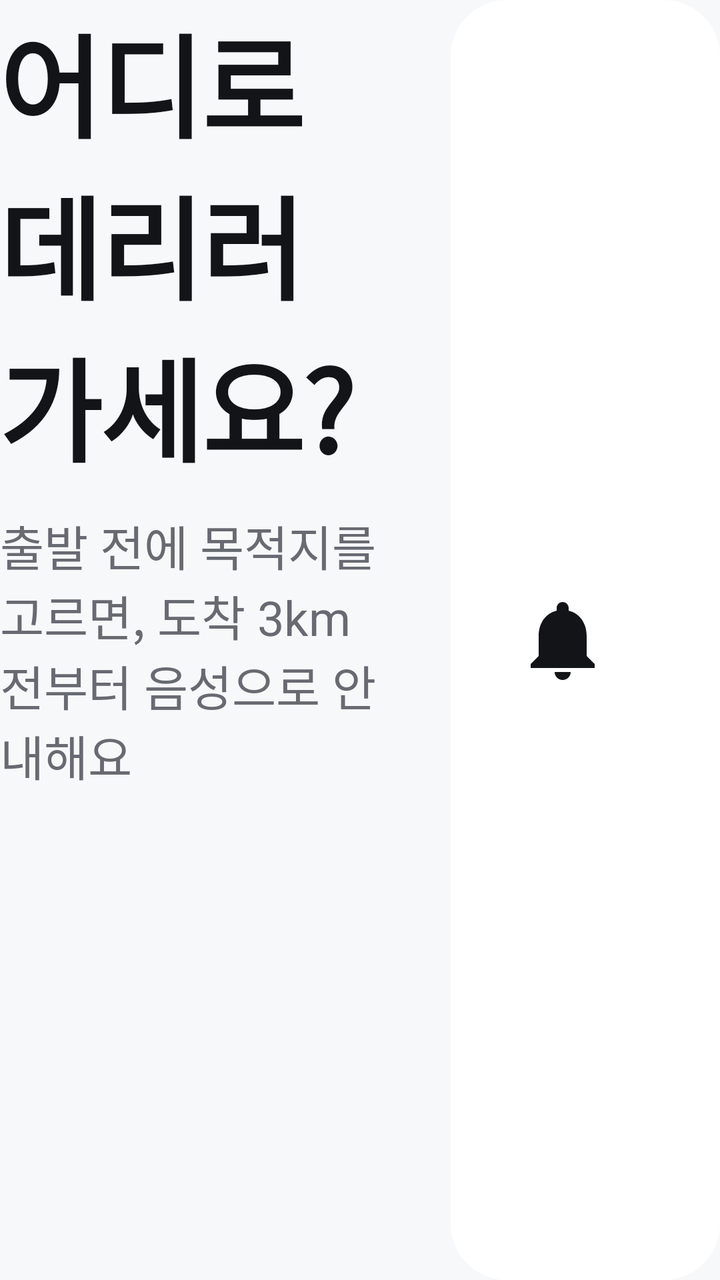
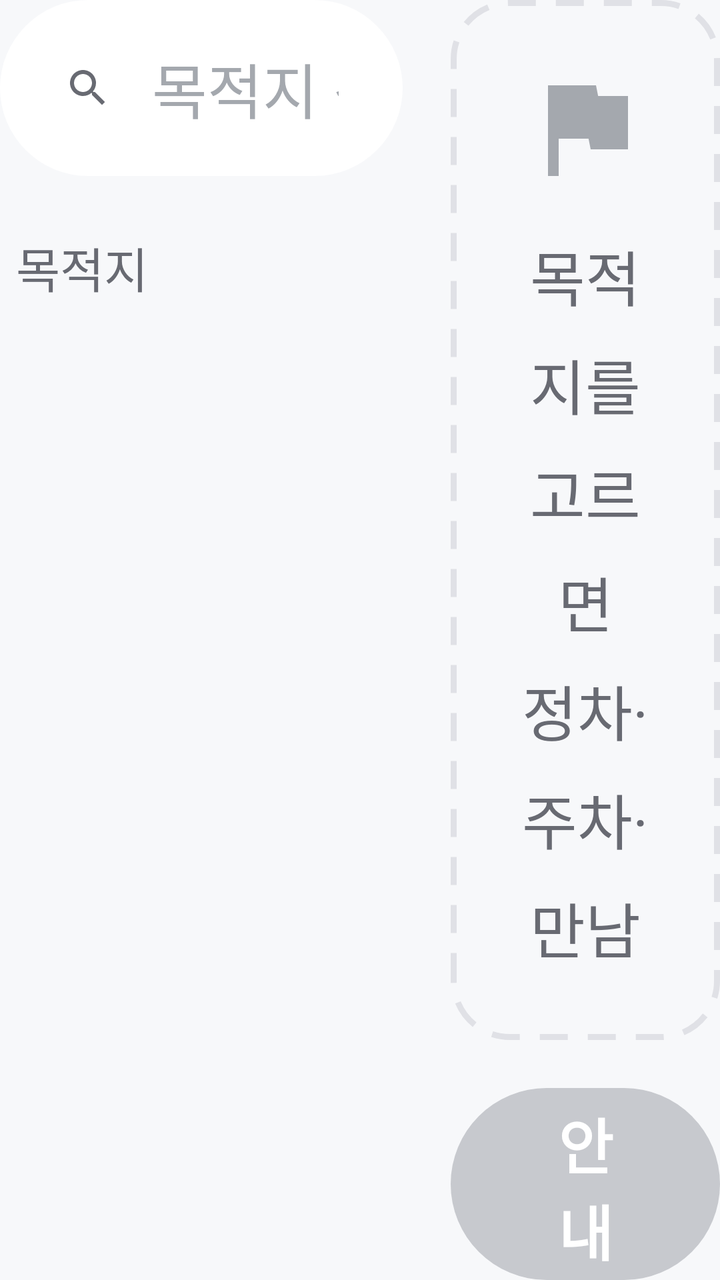

The first picture is an Android layout as it rendered before a commit; the second is the same layout after the commit. The layout source and the unified diff follow.
<!-- AndroidManifest.xml: application theme Theme.LastMile -->
<!-- res/layout/page_idle.xml -->
<?xml version="1.0" encoding="utf-8"?>
<LinearLayout xmlns:android="http://schemas.android.com/apk/res/android" android:layout_width="match_parent" android:layout_height="match_parent" android:orientation="horizontal" android:baselineAligned="false">
    <LinearLayout android:layout_width="0dp" android:layout_height="match_parent" android:layout_weight="3" android:orientation="vertical">
        <TextView style="@style/Text.Headline" android:layout_width="wrap_content" android:layout_height="wrap_content" android:text="@string/idle_title"/>
        <TextView style="@style/Text.Label" android:layout_width="wrap_content" android:layout_height="wrap_content" android:layout_marginTop="12dp" android:text="@string/idle_subtitle"/>
        <GridLayout android:id="@+id/tileGrid" android:layout_width="match_parent" android:layout_height="wrap_content" android:layout_marginTop="32dp" android:columnCount="@integer/tile_columns" android:useDefaultMargins="false"/>
    </LinearLayout>
    <LinearLayout android:layout_width="0dp" android:layout_height="match_parent" android:layout_weight="2" android:orientation="vertical" android:layout_marginStart="@dimen/gutter">
        <include android:id="@+id/meetingCard" layout="@layout/card_meeting"/>
        <Space android:layout_width="1dp" android:layout_height="0dp" android:layout_weight="1"/>
        <Button android:id="@+id/startButton" style="@style/Button.Primary" android:layout_width="match_parent" android:layout_height="@dimen/button_height" android:text="@string/start_guidance" android:enabled="false"/>
    </LinearLayout>
</LinearLayout>
<!-- res/layout/card_meeting.xml (included above) -->
<?xml version="1.0" encoding="utf-8"?>
<LinearLayout xmlns:android="http://schemas.android.com/apk/res/android" android:layout_width="match_parent" android:layout_height="wrap_content"
    android:orientation="horizontal" android:background="@drawable/bg_card" android:padding="@dimen/card_padding" android:gravity="center_vertical">
    <ImageView android:layout_width="48dp" android:layout_height="48dp" android:src="@drawable/ic_bell" android:tint="@color/text_primary"/>
    <LinearLayout android:layout_width="0dp" android:layout_weight="1" android:layout_height="wrap_content" android:orientation="vertical" android:layout_marginStart="24dp" android:layout_marginEnd="16dp">
        <TextView style="@style/Text.Body" android:layout_width="wrap_content" android:layout_height="wrap_content" android:textStyle="bold" android:text="@string/meeting_mode"/>
        <TextView android:id="@+id/meetingDesc" style="@style/Text.Label" android:layout_width="match_parent" android:layout_height="wrap_content" android:layout_marginTop="6dp" android:text="@string/meeting_off"/>
    </LinearLayout>
    <FrameLayout android:layout_width="120dp" android:layout_height="64dp">
        <com.google.android.material.materialswitch.MaterialSwitch android:id="@+id/meetingSwitch" android:layout_width="wrap_content" android:layout_height="wrap_content" android:layout_gravity="center" android:scaleX="1.5" android:scaleY="1.5"/>
    </FrameLayout>
</LinearLayout>
<!-- resources referenced by this layout -->
<resources>
  <integer name="tile_columns">3</integer>
  <string name="idle_subtitle">출발 전에 목적지를 고르면, 도착 3km 전부터 음성으로 안내해요</string>
  <string name="idle_title">어디로 데리러 가세요?</string>
  <style name="Text.Headline"><item name="android:textSize">@dimen/text_headline</item><item name="android:textStyle">bold</item><item name="android:letterSpacing">-0.02</item></style>
  <dimen name="text_headline">56sp</dimen>
  <!-- unchanged entries left out for length: 34 -->
</resources>

<!-- the commit's change to res/layout/page_idle.xml (unified diff, before → after) -->
@@ -1,26 +1,53 @@
 <?xml version="1.0" encoding="utf-8"?>
 <LinearLayout xmlns:android="http://schemas.android.com/apk/res/android" android:layout_width="match_parent" android:layout_height="match_parent" android:orientation="horizontal" android:baselineAligned="false">
     <LinearLayout android:layout_width="0dp" android:layout_height="match_parent" android:layout_weight="3" android:orientation="vertical">
-        <TextView style="@style/Text.Headline" android:layout_width="wrap_content" android:layout_height="wrap_content" android:text="@string/idle_title"/>
-        <TextView style="@style/Text.Label" android:layout_width="wrap_content" android:layout_height="wrap_content" android:layout_marginTop="12dp" android:text="@string/idle_subtitle"/>
-        <GridLayout android:id="@+id/tileGrid" android:layout_width="match_parent" android:layout_height="wrap_content" android:layout_marginTop="32dp" android:columnCount="@integer/tile_columns" android:useDefaultMargins="false"/>
+        <EditText android:id="@+id/searchField" style="@style/Search" android:layout_width="match_parent" android:layout_height="88dp" android:hint="@string/search_hint"/>
+        <TextView android:id="@+id/listTitle" style="@style/Text.Label" android:layout_width="wrap_content" android:layout_height="wrap_content" android:layout_marginTop="28dp" android:layout_marginStart="8dp" android:text="@string/idle_subtitle"/>
+        <ScrollView android:layout_width="match_parent" android:layout_height="0dp" android:layout_weight="1" android:layout_marginTop="16dp" android:overScrollMode="never" android:scrollbars="none" android:clipToPadding="false" android:paddingBottom="8dp">
+            <LinearLayout android:id="@+id/destList" android:layout_width="match_parent" android:layout_height="wrap_content" android:orientation="vertical"/>
+        </ScrollView>
     </LinearLayout>
     <LinearLayout android:layout_width="0dp" android:layout_height="match_parent" android:layout_weight="2" android:orientation="vertical" android:layout_marginStart="@dimen/gutter">
-        <include android:id="@+id/meetingCard" layout="@layout/card_meeting"/>
-        <Space android:layout_width="1dp" android:layout_height="0dp" android:layout_weight="1"/>
-        <Button android:id="@+id/startButton" style="@style/Button.Primary" android:layout_width="match_parent" android:layout_height="@dimen/button_height" android:text="@string/start_guidance" android:enabled="false"/>
+        <FrameLayout android:layout_width="match_parent" android:layout_height="0dp" android:layout_weight="1">
+            <ScrollView android:id="@+id/detailScroll" android:layout_width="match_parent" android:layout_height="match_parent" android:overScrollMode="never" android:scrollbars="none" android:visibility="gone">
+                <include android:id="@+id/detailCard" layout="@layout/card_detail"/>
+            </ScrollView>
+            <LinearLayout android:id="@+id/detailEmpty" android:layout_width="match_parent" android:layout_height="match_parent" android:orientation="vertical" android:gravity="center" android:background="@drawable/bg_card_outline" android:padding="@dimen/card_padding">
+                <ImageView android:layout_width="64dp" android:layout_height="64dp" android:src="@drawable/ic_flag" android:tint="@color/text_tertiary"/>
+                <TextView style="@style/Text.Body" android:layout_width="wrap_content" android:layout_height="wrap_content" android:layout_marginTop="20dp" android:gravity="center" android:textColor="@color/text_secondary" android:text="@string/detail_empty"/>
+            </LinearLayout>
+        </FrameLayout>
+        <Button android:id="@+id/startButton" style="@style/Button.Primary" android:layout_width="match_parent" android:layout_height="@dimen/button_height" android:layout_marginTop="@dimen/gutter" android:text="@string/start_guidance" android:enabled="false"/>
     </LinearLayout>
 </LinearLayout>
-<!-- res/layout/card_meeting.xml (included above) -->
+<!-- res/layout/card_detail.xml (included above) -->
 <?xml version="1.0" encoding="utf-8"?>
 <LinearLayout xmlns:android="http://schemas.android.com/apk/res/android" android:layout_width="match_parent" android:layout_height="wrap_content"
-    android:orientation="horizontal" android:background="@drawable/bg_card" android:padding="@dimen/card_padding" android:gravity="center_vertical">
-    <ImageView android:layout_width="48dp" android:layout_height="48dp" android:src="@drawable/ic_bell" android:tint="@color/text_primary"/>
-    <LinearLayout android:layout_width="0dp" android:layout_weight="1" android:layout_height="wrap_content" android:orientation="vertical" android:layout_marginStart="24dp" android:layout_marginEnd="16dp">
-        <TextView style="@style/Text.Body" android:layout_width="wrap_content" android:layout_height="wrap_content" android:textStyle="bold" android:text="@string/meeting_mode"/>
-        <TextView android:id="@+id/meetingDesc" style="@style/Text.Label" android:layout_width="match_parent" android:layout_height="wrap_content" android:layout_marginTop="6dp" android:text="@string/meeting_off"/>
+    android:orientation="vertical" android:background="@drawable/bg_card" android:padding="@dimen/card_padding">
+    <TextView android:id="@+id/detailCategory" style="@style/Chip" android:layout_width="wrap_content" android:layout_height="wrap_content" android:background="@drawable/bg_chip_accent" android:textColor="@color/accent" android:minHeight="48dp" android:paddingStart="18dp" android:paddingEnd="18dp"/>
+    <TextView android:id="@+id/detailName" style="@style/Text.Title" android:layout_width="match_parent" android:layout_height="wrap_content" android:layout_marginTop="16dp" android:maxLines="2" android:ellipsize="end"/>
+    <TextView android:id="@+id/detailAddress" style="@style/Text.Label" android:layout_width="match_parent" android:layout_height="wrap_content" android:layout_marginTop="6dp" android:maxLines="1" android:ellipsize="end"/>
+    <View android:layout_width="match_parent" android:layout_height="2dp" android:background="@color/outline" android:layout_marginTop="24dp" android:layout_marginBottom="20dp"/>
+    <include android:id="@+id/detailCurb" layout="@layout/row_fact"/>
+    <include android:id="@+id/detailParking" layout="@layout/row_fact" android:layout_width="match_parent" android:layout_height="wrap_content" android:layout_marginTop="18dp"/>
+    <include android:id="@+id/detailMeet" layout="@layout/row_fact" android:layout_width="match_parent" android:layout_height="wrap_content" android:layout_marginTop="18dp"/>
+    <View android:layout_width="match_parent" android:layout_height="2dp" android:background="@color/outline" android:layout_marginTop="20dp" android:layout_marginBottom="20dp"/>
+    
+    <LinearLayout android:id="@+id/meetingCard" android:layout_width="match_parent" android:layout_height="wrap_content" android:orientation="horizontal" android:gravity="center_vertical" android:clickable="true" android:focusable="true">
+        <ImageView android:layout_width="44dp" android:layout_height="44dp" android:src="@drawable/ic_bell" android:tint="@color/text_primary"/>
+        <LinearLayout android:layout_width="0dp" android:layout_weight="1" android:layout_height="wrap_content" android:orientation="vertical" android:layout_marginStart="20dp" android:layout_marginEnd="12dp">
+            <TextView style="@style/Text.Body" android:layout_width="wrap_content" android:layout_height="wrap_content" android:textStyle="bold" android:text="@string/meeting_mode"/>
+            <TextView android:id="@+id/meetingDesc" style="@style/Text.Label" android:layout_width="match_parent" android:layout_height="wrap_content" android:layout_marginTop="4dp" android:maxLines="2" android:ellipsize="end" android:text="@string/meeting_off"/>
+        </LinearLayout>
+        <FrameLayout android:layout_width="110dp" android:layout_height="60dp">
+            <com.google.android.material.materialswitch.MaterialSwitch android:id="@+id/meetingSwitch" android:layout_width="wrap_content" android:layout_height="wrap_content" android:layout_gravity="center" android:scaleX="1.5" android:scaleY="1.5"/>
+        </FrameLayout>
     </LinearLayout>
-    <FrameLayout android:layout_width="120dp" android:layout_height="64dp">
-        <com.google.android.material.materialswitch.MaterialSwitch android:id="@+id/meetingSwitch" android:layout_width="wrap_content" android:layout_height="wrap_content" android:layout_gravity="center" android:scaleX="1.5" android:scaleY="1.5"/>
-    </FrameLayout>
 </LinearLayout>
+<!-- res/layout/row_fact.xml (included above) -->
+<?xml version="1.0" encoding="utf-8"?>
+<LinearLayout xmlns:android="http://schemas.android.com/apk/res/android" android:layout_width="match_parent" android:layout_height="wrap_content" android:orientation="horizontal" android:gravity="center_vertical">
+    <ImageView android:id="@+id/factIcon" android:layout_width="44dp" android:layout_height="44dp" android:tint="@color/text_primary"/>
+    <TextView android:id="@+id/factLabel" style="@style/Text.Label" android:layout_width="96dp" android:layout_height="wrap_content" android:layout_marginStart="20dp"/>
+    <TextView android:id="@+id/factValue" style="@style/Text.Body" android:layout_width="0dp" android:layout_weight="1" android:layout_height="wrap_content" android:textStyle="bold" android:maxLines="2" android:ellipsize="end"/>
+</LinearLayout>
<!-- resource entries referenced after the edit -->
@@ -1,10 +1,51 @@
 <!-- resources referenced by this layout -->
 <resources>
-  <integer name="tile_columns">3</integer>
-  <string name="idle_subtitle">출발 전에 목적지를 고르면, 도착 3km 전부터 음성으로 안내해요</string>
-  <string name="idle_title">어디로 데리러 가세요?</string>
-  <style name="Text.Headline"><item name="android:textSize">@dimen/text_headline</item><item name="android:textStyle">bold</item><item name="android:letterSpacing">-0.02</item></style>
-  <dimen name="text_headline">56sp</dimen>
+  <color name="accent">@color/informative_positive</color>
+  <color name="outline">@color/basic_600</color>
+  <color name="text_tertiary">@color/basic_400</color>
+  <!-- drawable bg_card_outline (drawable) -->
+  <shape xmlns:android="http://schemas.android.com/apk/res/android" android:shape="rectangle">
+      <solid android:color="@android:color/transparent"/>
+      <stroke android:width="3dp" android:color="@color/outline" android:dashWidth="14dp" android:dashGap="10dp"/>
+      <corners android:radius="@dimen/card_radius"/>
+  </shape>
+  <!-- drawable bg_chip_accent (drawable) -->
+  <shape xmlns:android="http://schemas.android.com/apk/res/android" android:shape="rectangle">
+      <solid android:color="@color/accent_container"/>
+      <corners android:radius="30dp"/>
+  </shape>
+  <!-- drawable ic_flag (drawable) -->
+  <vector xmlns:android="http://schemas.android.com/apk/res/android" android:width="24dp" android:height="24dp" android:viewportWidth="24" android:viewportHeight="24" android:tint="?attr/colorControlNormal">
+      <path android:fillColor="#FFFFFFFF" android:pathData="M14.4,6L14,4H5v17h2v-7h5.6l0.4,2h7V6z"/>
+  </vector>
+  <string name="detail_empty">목적지를 고르면\n정차·주차·만남 지점을 미리 볼 수 있어요</string>
+  <string name="idle_subtitle">목적지</string>
+  <string name="search_hint">목적지 검색</string>
+  <style name="Chip"><item name="android:background">@drawable/bg_chip</item><item name="android:minHeight">@dimen/chip_height</item><item name="android:gravity">center</item><item name="android:paddingStart">24dp</item><item name="android:paddingEnd">24dp</item><item name="android:textSize">@dimen/text_label</item><item name="android:textColor">@color/text_primary</item><item name="android:textStyle">bold</item></style>
+  <style name="Search"><item name="android:background">@drawable/bg_search</item><item name="android:paddingStart">32dp</item><item name="android:paddingEnd">32dp</item><item name="android:drawableStart">@drawable/ic_search</item><item name="android:drawablePadding">20dp</item><item name="android:drawableTint">@color/text_secondary</item><item name="android:textSize">@dimen/text_body</item><item name="android:textColor">@color/text_primary</item><item name="android:textColorHint">@color/text_tertiary</item><item name="android:inputType">text</item><item name="android:imeOptions">actionSearch</item><item name="android:maxLines">1</item><item name="android:importantForAutofill">no</item></style>
+  <style name="Text.Title"><item name="android:textSize">@dimen/text_title</item><item name="android:textStyle">bold</item><item name="android:letterSpacing">-0.01</item></style>
+  <color name="informative_positive">#0082FF</color>
+  <color name="basic_600">#E0E1E6</color>
+  <color name="basic_400">#A4A8AE</color>
+  <color name="accent_container">#1A0082FF</color>
+  <!-- drawable bg_chip (drawable) -->
+  <shape xmlns:android="http://schemas.android.com/apk/res/android" android:shape="rectangle">
+      <solid android:color="@color/surface_variant"/>
+      <corners android:radius="30dp"/>
+  </shape>
+  <dimen name="chip_height">60dp</dimen>
+  <!-- drawable bg_search (drawable) -->
+  <shape xmlns:android="http://schemas.android.com/apk/res/android" android:shape="rectangle">
+      <solid android:color="@color/surface"/>
+      <corners android:radius="44dp"/>
+  </shape>
+  <!-- drawable ic_search (drawable) -->
+  <vector xmlns:android="http://schemas.android.com/apk/res/android" android:width="24dp" android:height="24dp" android:viewportWidth="24" android:viewportHeight="24" android:tint="?attr/colorControlNormal">
+      <path android:fillColor="#FFFFFFFF" android:pathData="M15.5,14h-0.79l-0.28,-0.27C15.41,12.59 16,11.11 16,9.5 16,5.91 13.09,3 9.5,3S3,5.91 3,9.5 5.91,16 9.5,16c1.61,0 3.09,-0.59 4.23,-1.57l0.27,0.28v0.79l5,4.99L20.49,19l-4.99,-5zM9.5,14C7.01,14 5,11.99 5,9.5S7.01,5 9.5,5 14,7.01 14,9.5 11.99,14 9.5,14z"/>
+  </vector>
+  <dimen name="text_title">40sp</dimen>
+  <color name="surface_variant">@color/basic_700</color>
+  <color name="basic_700">#EDEEF2</color>
   <!-- unchanged entries left out for length: 34 -->
 </resources>
 
